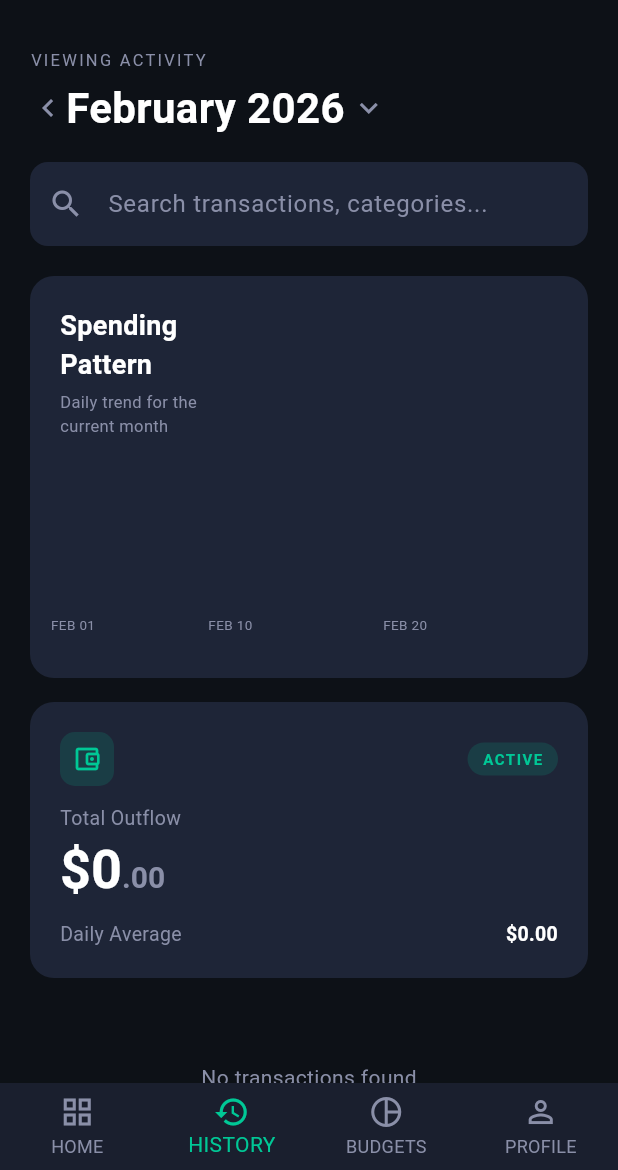
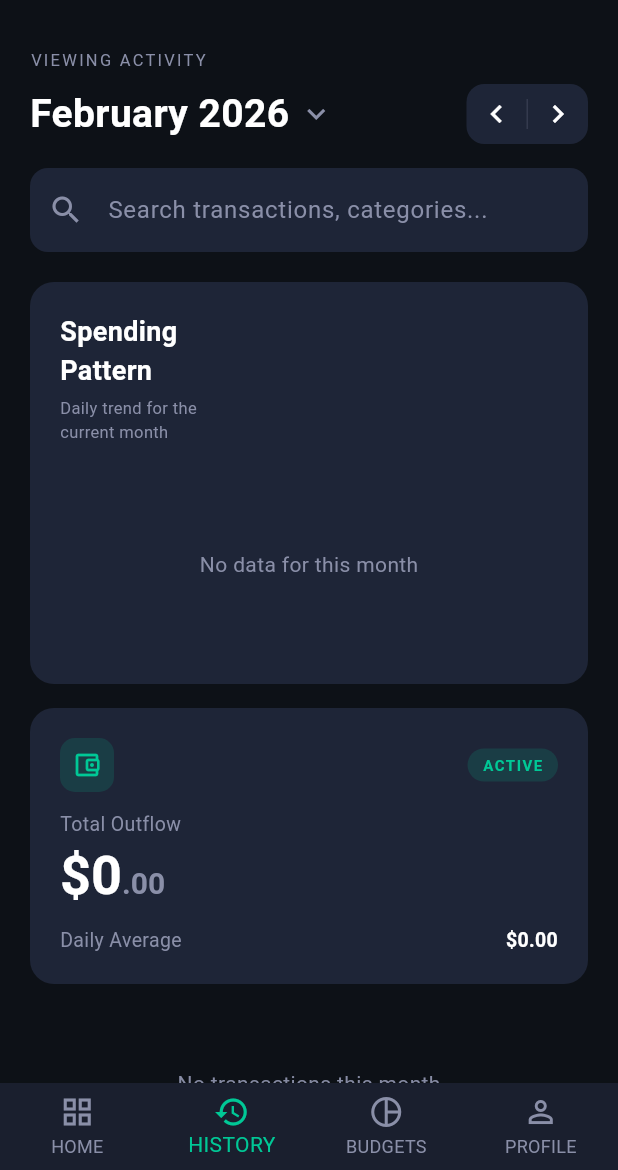
Before and after one commit to Mahdi-Joumaa/spendr, a Flutter app: the screen it shows once a user with an empty profile is signed in, item 2 of the bottom bar chosen, after a tap on the "chevron left" icon, on a phone screen of 412 x 824 dp, the part 66-1236 px from its top. Run offline on Flutter 3.47's test engine with Material 3 defaults, Android fonts, the phone set to English and light mode, and no system bars; drawn by our look-alikes of fl_chart; our stand-ins replace cloud_firestore, firebase_auth, firebase_core, flutter_riverpod; accounts and stored records are empty; generated files the repository leaves out were written again; Roboto replaces fonts that are missing (Poppins).

Commit message:
fixed the bug in the linear progress bar inside the dashboard + fixed the same bug in history with the calender and month navigation

```diff
--- a/lib/screens/dashboard/dashboard_screen.dart
+++ b/lib/screens/dashboard/dashboard_screen.dart
@@ -19,14 +19,12 @@ class DashboardScreen extends ConsumerStatefulWidget {
 
 class _DashboardScreenState extends ConsumerState<DashboardScreen> {
 
-  // date formatter
   String formatMonth(String month) {
     final parts = month.split('-');
     final date = DateTime(int.parse(parts[0]), int.parse(parts[1]));
     return DateFormat('MMMM yyyy').format(date).toUpperCase();
   }
 
-  // budget health label
   String getBudgetHealth(double totalSpent, double totalBudget) {
     if (totalBudget == 0) return 'No Budget Set';
     final ratio = totalSpent / totalBudget;
@@ -48,10 +46,11 @@ class _DashboardScreenState extends ConsumerState<DashboardScreen> {
     final expenseList = expenses.value ?? [];
     final recentExpenses = expenseList.take(5).toList();
     final monthlyBudget = user?.monthlyBudget ?? 0;
-    final remaining = monthlyBudget - totalSpent;
+    final remaining = (monthlyBudget - totalSpent).clamp(0.0, double.infinity);
     final usedPercent = monthlyBudget == 0
         ? 0.0
         : (totalSpent / monthlyBudget * 100);
+    final isOverBudget = totalSpent > monthlyBudget && monthlyBudget > 0;
 
     return Scaffold(
       appBar: SpendrAppBar(),
@@ -89,6 +88,8 @@ class _DashboardScreenState extends ConsumerState<DashboardScreen> {
                 ),
               ),
 
+              // only show budget line if budget is set
+              if (monthlyBudget > 0)
                 RichText(
                   text: TextSpan(
                     style: TextStyle(
@@ -107,26 +108,42 @@ class _DashboardScreenState extends ConsumerState<DashboardScreen> {
                       TextSpan(text: ' monthly budget'),
                     ],
                   ),
+                )
+              else
+                Text(
+                  'No budget set — go to Profile to set one',
+                  style: TextStyle(
+                    fontSize: 13,
+                    color: AppColors.textSecondary,
+                  ),
                 ),
 
               const SizedBox(height: 12),
 
+              // only show progress section if budget is set
+              if (monthlyBudget > 0) ...[
                 Row(
                   mainAxisAlignment: MainAxisAlignment.spaceBetween,
                   children: [
                     Text(
-                    'USED ${usedPercent.toStringAsFixed(0)}%',
+                      'USED ${usedPercent.clamp(0.0, 999.0).toStringAsFixed(0)}%',
                       style: TextStyle(
                         fontSize: 11,
-                      color: AppColors.textSecondary,
+                        color: isOverBudget
+                            ? AppColors.danger
+                            : AppColors.textSecondary,
                         letterSpacing: 1.2,
                       ),
                     ),
                     Text(
-                    '\$${formatter.format(remaining)} LEFT',
+                      isOverBudget
+                          ? 'OVER BUDGET'
+                          : '\$${formatter.format(remaining)} LEFT',
                       style: TextStyle(
                         fontSize: 11,
-                      color: AppColors.textSecondary,
+                        color: isOverBudget
+                            ? AppColors.danger
+                            : AppColors.textSecondary,
                         letterSpacing: 1.2,
                       ),
                     ),
@@ -138,9 +155,7 @@ class _DashboardScreenState extends ConsumerState<DashboardScreen> {
                 ClipRRect(
                   borderRadius: BorderRadius.circular(8),
                   child: LinearProgressIndicator(
-                  value: monthlyBudget == 0
-                      ? 0
-                      : (totalSpent / monthlyBudget).clamp(0.0, 1.0),
+                    value: (totalSpent / monthlyBudget).clamp(0.0, 1.0),
                     minHeight: 8,
                     backgroundColor: AppColors.surface,
                     valueColor: AlwaysStoppedAnimation<Color>(
@@ -152,6 +167,7 @@ class _DashboardScreenState extends ConsumerState<DashboardScreen> {
                     ),
                   ),
                 ),
+              ],
 
               const SizedBox(height: 28),
 
@@ -199,7 +215,6 @@ class _DashboardScreenState extends ConsumerState<DashboardScreen> {
 
               const SizedBox(height: 12),
 
-              // expense list
               expenses.when(
                 data: (list) {
                   if (list.isEmpty) {
@@ -228,7 +243,7 @@ class _DashboardScreenState extends ConsumerState<DashboardScreen> {
                 ),
               ),
 
-              const SizedBox(height: 80), // space for FAB
+              const SizedBox(height: 80),
             ],
           ),
         ),
--- a/lib/screens/history/history_screen.dart
+++ b/lib/screens/history/history_screen.dart
@@ -21,39 +21,93 @@ class HistoryScreen extends ConsumerStatefulWidget {
 class _HistoryScreenState extends ConsumerState<HistoryScreen> {
   String _searchQuery = '';
   late String _selectedMonth;
-  List<ExpenseModel> _monthExpenses = [];
-  bool _isLoadingMonth = false;
-  final _expenseService = ExpenseService();
+  // Changed from late to nullable to prevent initialization errors
+  Stream<List<ExpenseModel>>? _monthStream;
 
   @override
   void initState() {
     super.initState();
     final now = DateTime.now();
-    _selectedMonth =
-        '${now.year}-${now.month.toString().padLeft(2, '0')}';
+    _selectedMonth = '${now.year}-${now.month.toString().padLeft(2, '0')}';
+
+    // Initialize immediately instead of waiting for post-frame callback
+    _updateStream();
   }
 
-  // format month string to display
+  void _updateStream() {
+    final uid = ref.read(authStateProvider).value?.uid;
+    if (uid == null) return;
+
+    setState(() {
+      _monthStream = ExpenseService().getExpensesByMonth(uid, _selectedMonth);
+    });
+  }
+
   String _formatMonthDisplay(String month) {
     final parts = month.split('-');
     final date = DateTime(int.parse(parts[0]), int.parse(parts[1]));
     return DateFormat('MMMM yyyy').format(date);
   }
 
-  // navigate months
+  bool _isCurrentMonth() {
+    final now = DateTime.now();
+    final current = '${now.year}-${now.month.toString().padLeft(2, '0')}';
+    return _selectedMonth == current;
+  }
+
   void _changeMonth(int direction) {
     final parts = _selectedMonth.split('-');
     var year = int.parse(parts[0]);
     var month = int.parse(parts[1]);
     month += direction;
-    if (month > 12) { month = 1; year++; }
-    if (month < 1) { month = 12; year--; }
+    if (month > 12) {
+      month = 1;
+      year++;
+    }
+    if (month < 1) {
+      month = 12;
+      year--;
+    }
     setState(() {
       _selectedMonth = '$year-${month.toString().padLeft(2, '0')}';
     });
+    _updateStream();
   }
 
-  // group expenses by date
+  Future<void> _pickMonth() async {
+    final parts = _selectedMonth.split('-');
+    final initialDate = DateTime(int.parse(parts[0]), int.parse(parts[1]));
+    final now = DateTime.now();
+
+    final picked = await showDatePicker(
+      context: context,
+      initialDate: initialDate,
+      firstDate: DateTime(2024, 1),
+      lastDate: DateTime(now.year, now.month),
+      initialEntryMode: DatePickerEntryMode.calendarOnly,
+      builder: (context, child) {
+        return Theme(
+          data: Theme.of(context).copyWith(
+            colorScheme: ColorScheme.dark(
+              primary: AppColors.primary,
+              surface: AppColors.card,
+              onSurface: AppColors.textPrimary,
+            ),
+          ),
+          child: child!,
+        );
+      },
+    );
+
+    if (picked != null) {
+      setState(() {
+        _selectedMonth =
+            '${picked.year}-${picked.month.toString().padLeft(2, '0')}';
+      });
+      _updateStream();
+    }
+  }
+
   Map<String, List<ExpenseModel>> _groupByDate(List<ExpenseModel> expenses) {
     final Map<String, List<ExpenseModel>> grouped = {};
     for (final e in expenses) {
@@ -63,7 +117,6 @@ class _HistoryScreenState extends ConsumerState<HistoryScreen> {
     return grouped;
   }
 
-  // get friendly date label
   String _getDateLabel(String dateKey) {
     final date = DateTime.parse(dateKey);
     final now = DateTime.now();
@@ -75,7 +128,6 @@ class _HistoryScreenState extends ConsumerState<HistoryScreen> {
     return DateFormat('MMMM d').format(date);
   }
 
-  // get peak day
   MapEntry<String, double>? _getPeakDay(List<ExpenseModel> expenses) {
     final Map<String, double> dailyTotals = {};
     for (final e in expenses) {
@@ -86,24 +138,20 @@ class _HistoryScreenState extends ConsumerState<HistoryScreen> {
     return dailyTotals.entries.reduce((a, b) => a.value > b.value ? a : b);
   }
 
-  // build bar chart data
   List<BarChartGroupData> _buildBarGroups(List<ExpenseModel> expenses) {
     final Map<int, double> dailyTotals = {};
     for (final e in expenses) {
       dailyTotals[e.date.day] = (dailyTotals[e.date.day] ?? 0) + e.amount;
     }
-
     final peakDay = _getPeakDay(expenses);
     final peakDayNumber = peakDay != null
         ? DateTime.parse(peakDay.key).day
         : -1;
-
     final parts = _selectedMonth.split('-');
     final daysInMonth = DateUtils.getDaysInMonth(
       int.parse(parts[0]),
       int.parse(parts[1]),
     );
-
     return List.generate(daysInMonth, (index) {
       final day = index + 1;
       final amount = dailyTotals[day] ?? 0;
@@ -124,43 +172,54 @@ class _HistoryScreenState extends ConsumerState<HistoryScreen> {
 
   @override
   Widget build(BuildContext context) {
-    final expenses = ref.watch(expensesProvider);
-    final uid = ref.watch(authStateProvider).value?.uid;
     final formatter = NumberFormat('#,##0.00');
     final formatterShort = NumberFormat('#,##0');
 
     return Scaffold(
-      appBar: SpendrAppBar(),
-      bottomNavigationBar: BottomNavBar(currentIndex: 1),
-      body: expenses.when(
-        data: (allExpenses) {
-          // filter by selected month
-          final monthExpenses = _selectedMonth ==
-                  ref.read(currentMonthProvider)
-              ? allExpenses
-              : allExpenses
-                  .where((e) => e.month == _selectedMonth)
-                  .toList();
+      appBar: const SpendrAppBar(),
+      bottomNavigationBar: const BottomNavBar(currentIndex: 1),
+      body: StreamBuilder<List<ExpenseModel>>(
+        stream: _monthStream,
+        builder: (context, snapshot) {
+          // Check for null stream or connection waiting
+          if (_monthStream == null ||
+              snapshot.connectionState == ConnectionState.waiting) {
+            return const Center(child: CircularProgressIndicator());
+          }
 
-          // filter by search
+          if (snapshot.hasError) {
+            return Center(
+              child: Text(
+                'Error loading history',
+                style: TextStyle(color: AppColors.danger),
+              ),
+            );
+          }
+
+          final monthExpenses = snapshot.data ?? [];
+
           final filtered = _searchQuery.isEmpty
               ? monthExpenses
               : monthExpenses
-                  .where((e) =>
-                      e.note
-                          .toLowerCase()
-                          .contains(_searchQuery.toLowerCase()) ||
-                      e.categoryId
-                          .toLowerCase()
-                          .contains(_searchQuery.toLowerCase()))
+                    .where(
+                      (e) =>
+                          e.note.toLowerCase().contains(
+                            _searchQuery.toLowerCase(),
+                          ) ||
+                          e.categoryId.toLowerCase().contains(
+                            _searchQuery.toLowerCase(),
+                          ),
+                    )
                     .toList();
 
           final grouped = _groupByDate(filtered);
           final sortedKeys = grouped.keys.toList()
             ..sort((a, b) => b.compareTo(a));
 
-          final totalOutflow =
-              monthExpenses.fold(0.0, (sum, e) => sum + e.amount);
+          final totalOutflow = monthExpenses.fold(
+            0.0,
+            (sum, e) => sum + e.amount,
+          );
           final daysWithExpenses = monthExpenses
               .map((e) => DateFormat('yyyy-MM-dd').format(e.date))
               .toSet()
@@ -171,14 +230,12 @@ class _HistoryScreenState extends ConsumerState<HistoryScreen> {
 
           final peakDay = _getPeakDay(monthExpenses);
           final barGroups = _buildBarGroups(monthExpenses);
+
           final maxY = monthExpenses.isEmpty
               ? 100.0
               : monthExpenses
-                      .fold(
-                          <String, double>{},
-                          (map, e) {
-                            final key =
-                                DateFormat('yyyy-MM-dd').format(e.date);
+                        .fold(<String, double>{}, (map, e) {
+                          final key = DateFormat('yyyy-MM-dd').format(e.date);
                           map[key] = (map[key] ?? 0) + e.amount;
                           return map;
                         })
@@ -189,7 +246,6 @@ class _HistoryScreenState extends ConsumerState<HistoryScreen> {
           return ListView(
             padding: const EdgeInsets.all(20),
             children: [
-
               // ── MONTH SELECTOR ───────────────────
               Text(
                 'VIEWING ACTIVITY',
@@ -199,32 +255,69 @@ class _HistoryScreenState extends ConsumerState<HistoryScreen> {
                   letterSpacing: 1.5,
                 ),
               ),
-              const SizedBox(height: 4),
+              const SizedBox(height: 8),
               Row(
+                mainAxisAlignment: MainAxisAlignment.spaceBetween,
                 children: [
+                  // Month Display (Left)
                   GestureDetector(
-                    onTap: () => _changeMonth(-1),
-                    child: Icon(
-                      Icons.chevron_left,
-                      color: AppColors.textSecondary,
-                    ),
-                  ),
+                    onTap: _pickMonth,
+                    child: Row(
+                      children: [
                         Text(
                           _formatMonthDisplay(_selectedMonth),
                           style: TextStyle(
-                      fontSize: 28,
+                            fontSize: 26,
                             fontWeight: FontWeight.bold,
                             color: AppColors.textPrimary,
                           ),
                         ),
-                  const SizedBox(width: 4),
+                        const SizedBox(width: 6),
                         Icon(
                           Icons.keyboard_arrow_down,
                           color: AppColors.textSecondary,
                         ),
                       ],
                     ),
+                  ),
 
+                  // Navigation Arrows (Right - Grouped Together)
+                  Container(
+                    decoration: BoxDecoration(
+                      color: AppColors.card,
+                      borderRadius: BorderRadius.circular(12),
+                    ),
+                    child: Row(
+                      children: [
+                        // Back Arrow
+                        IconButton(
+                          onPressed: () => _changeMonth(-1),
+                          icon: const Icon(Icons.chevron_left),
+                          color: AppColors.textPrimary,
+                          visualDensity: VisualDensity.compact,
+                        ),
+                        // Vertical Divider Line
+                        Container(
+                          height: 20,
+                          width: 1,
+                          color: AppColors.textSecondary.withOpacity(0.2),
+                        ),
+                        // Forward Arrow
+                        IconButton(
+                          onPressed: _isCurrentMonth()
+                              ? null
+                              : () => _changeMonth(1),
+                          icon: const Icon(Icons.chevron_right),
+                          color: _isCurrentMonth()
+                              ? AppColors.textSecondary.withOpacity(0.3)
+                              : AppColors.textPrimary,
+                          visualDensity: VisualDensity.compact,
+                        ),
+                      ],
+                    ),
+                  ),
+                ],
+              ),
               const SizedBox(height: 16),
 
               // ── SEARCH BAR ───────────────────────
@@ -289,8 +382,9 @@ class _HistoryScreenState extends ConsumerState<HistoryScreen> {
                                 ),
                               ),
                               Text(
-                                DateFormat('MMMM d ·').format(
-                                    DateTime.parse(peakDay.key)),
+                                DateFormat(
+                                  'MMMM d ·',
+                                ).format(DateTime.parse(peakDay.key)),
                                 style: TextStyle(
                                   fontSize: 13,
                                   color: AppColors.danger,
@@ -309,43 +403,55 @@ class _HistoryScreenState extends ConsumerState<HistoryScreen> {
                           ),
                       ],
                     ),
-
                     const SizedBox(height: 20),
-
-                    // bar chart
                     SizedBox(
                       height: 120,
-                      child: BarChart(
+                      child: monthExpenses.isEmpty
+                          ? Center(
+                              child: Text(
+                                'No data for this month',
+                                style: TextStyle(
+                                  color: AppColors.textSecondary,
+                                ),
+                              ),
+                            )
+                          : BarChart(
                               BarChartData(
                                 barGroups: barGroups,
                                 maxY: maxY,
-                          gridData: FlGridData(show: false),
+                                gridData: const FlGridData(show: false),
                                 borderData: FlBorderData(show: false),
                                 titlesData: FlTitlesData(
-                            leftTitles: AxisTitles(
+                                  leftTitles: const AxisTitles(
                                     sideTitles: SideTitles(showTitles: false),
                                   ),
-                            rightTitles: AxisTitles(
+                                  rightTitles: const AxisTitles(
                                     sideTitles: SideTitles(showTitles: false),
                                   ),
-                            topTitles: AxisTitles(
+                                  topTitles: const AxisTitles(
                                     sideTitles: SideTitles(showTitles: false),
                                   ),
                                   bottomTitles: AxisTitles(
                                     sideTitles: SideTitles(
                                       showTitles: true,
                                       getTitlesWidget: (value, meta) {
-                                  // only show MAR 01, MAR 10, MAR 20, MAR 31
                                         final day = value.toInt();
-                                  if (day == 1 || day == 10 || day == 20 || day == 31) {
-                                    final parts = _selectedMonth.split('-');
+                                        if (day == 1 ||
+                                            day == 10 ||
+                                            day == 20 ||
+                                            day == 31) {
+                                          final parts = _selectedMonth.split(
+                                            '-',
+                                          );
                                           final date = DateTime(
                                             int.parse(parts[0]),
                                             int.parse(parts[1]),
                                             day,
                                           );
                                           return Text(
-                                      DateFormat('MMM dd').format(date).toUpperCase(),
+                                            DateFormat(
+                                              'MMM dd',
+                                            ).format(date).toUpperCase(),
                                             style: TextStyle(
                                               fontSize: 9,
                                               color: AppColors.textSecondary,
@@ -394,7 +500,9 @@ class _HistoryScreenState extends ConsumerState<HistoryScreen> {
                         ),
                         Container(
                           padding: const EdgeInsets.symmetric(
-                              horizontal: 10, vertical: 4),
+                            horizontal: 10,
+                            vertical: 4,
+                          ),
                           decoration: BoxDecoration(
                             color: AppColors.primary.withOpacity(0.15),
                             borderRadius: BorderRadius.circular(20),
@@ -424,7 +532,8 @@ class _HistoryScreenState extends ConsumerState<HistoryScreen> {
                       text: TextSpan(
                         children: [
                           TextSpan(
-                            text: '\$${formatterShort.format(totalOutflow.truncate())}',
+                            text:
+                                '\$${formatterShort.format(totalOutflow.truncate())}',
                             style: TextStyle(
                               fontSize: 36,
                               fontWeight: FontWeight.bold,
@@ -432,7 +541,8 @@ class _HistoryScreenState extends ConsumerState<HistoryScreen> {
                             ),
                           ),
                           TextSpan(
-                            text: '.${(totalOutflow % 1 * 100).toStringAsFixed(0).padLeft(2, '0')}',
+                            text:
+                                '.${(totalOutflow % 1 * 100).toStringAsFixed(0).padLeft(2, '0')}',
                             style: TextStyle(
                               fontSize: 20,
                               fontWeight: FontWeight.bold,
@@ -475,7 +585,9 @@ class _HistoryScreenState extends ConsumerState<HistoryScreen> {
                   child: Padding(
                     padding: const EdgeInsets.symmetric(vertical: 32),
                     child: Text(
-                      'No transactions found',
+                      monthExpenses.isEmpty
+                          ? 'No transactions this month'
+                          : 'No results found',
                       style: TextStyle(color: AppColors.textSecondary),
                     ),
                   ),
@@ -483,15 +595,16 @@ class _HistoryScreenState extends ConsumerState<HistoryScreen> {
               else
                 ...sortedKeys.map((dateKey) {
                   final dayExpenses = grouped[dateKey]!;
-                  final dayTotal =
-                      dayExpenses.fold(0.0, (sum, e) => sum + e.amount);
+                  final dayTotal = dayExpenses.fold(
+                    0.0,
+                    (sum, e) => sum + e.amount,
+                  );
                   final label = _getDateLabel(dateKey);
                   final isPeakDay = peakDay?.key == dateKey;
 
                   return Column(
                     crossAxisAlignment: CrossAxisAlignment.start,
                     children: [
-                      // date header
                       Padding(
                         padding: const EdgeInsets.only(bottom: 10),
                         child: Row(
@@ -520,7 +633,6 @@ class _HistoryScreenState extends ConsumerState<HistoryScreen> {
                           ],
                         ),
                       ),
-                      // expense tiles
                       ...dayExpenses.map(
                         (expense) => ExpenseTile(expense: expense),
                       ),
@@ -533,13 +645,6 @@ class _HistoryScreenState extends ConsumerState<HistoryScreen> {
             ],
           );
         },
-        loading: () => const Center(child: CircularProgressIndicator()),
-        error: (e, _) => Center(
-          child: Text(
-            'Error loading history',
-            style: TextStyle(color: AppColors.danger),
-          ),
-        ),
       ),
     );
   }
```
Lines whose indentation alone changed are shown as unchanged.
